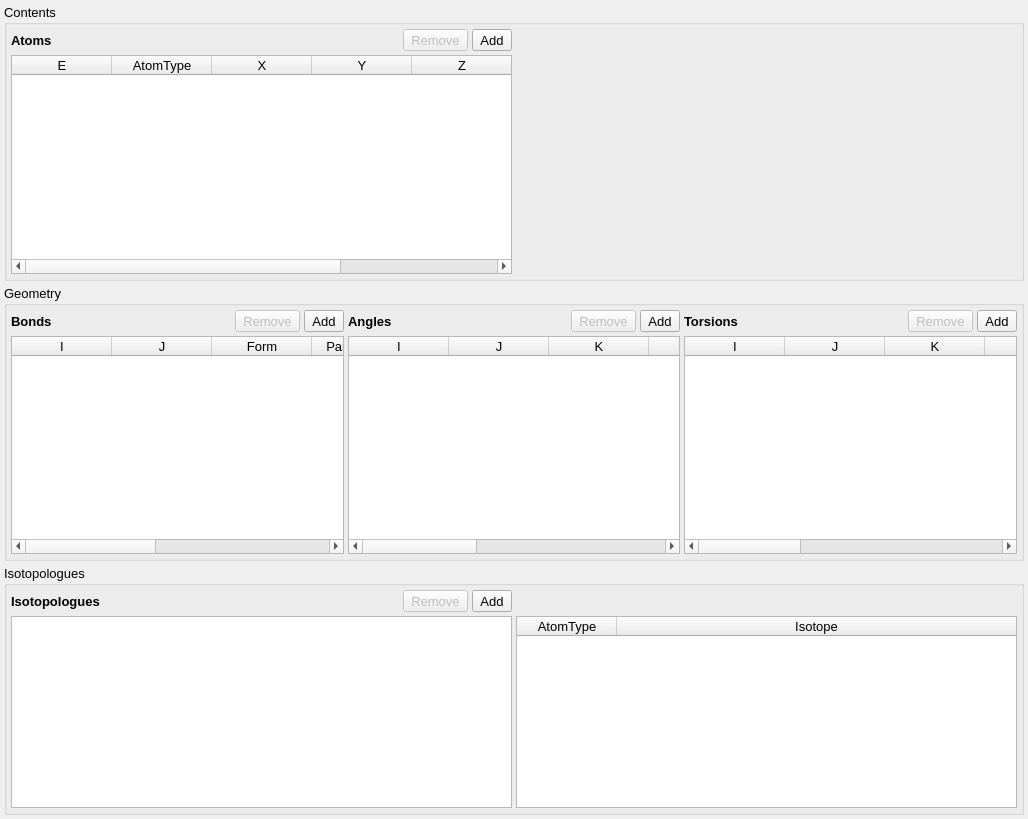
First picture: the form in src/gui/speciestab.ui, repository disorderedmaterials/dissolve, before the edit.
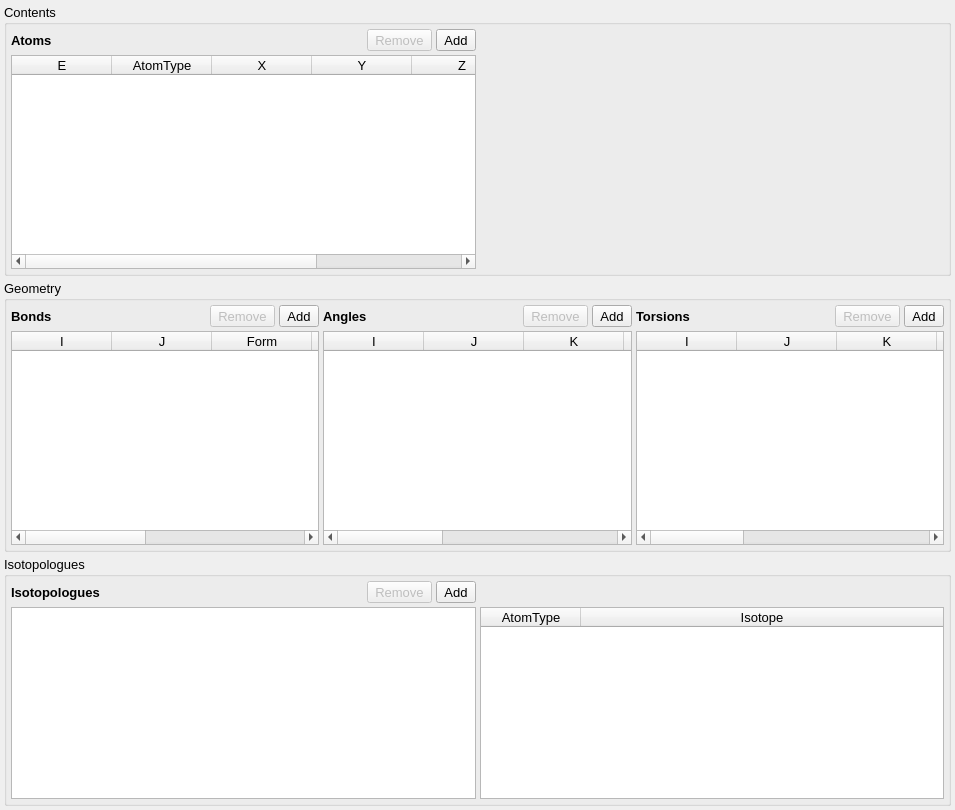
Second picture: the form after the edit. Icons and pictures are not drawn. Custom widgets are drawn as their Qt base class.

Patch:
```diff
--- a/src/gui/speciestab.ui
+++ b/src/gui/speciestab.ui
@@ -6,8 +6,8 @@
    <rect>
     <x>0</x>
     <y>0</y>
-    <width>1028</width>
-    <height>819</height>
+    <width>955</width>
+    <height>810</height>
    </rect>
   </property>
   <property name="font">
@@ -231,7 +231,7 @@
         <item>
          <widget class="SpeciesViewer" name="ViewerWidget" native="true">
           <property name="sizePolicy">
-           <sizepolicy hsizetype="Expanding" vsizetype="Preferred">
+           <sizepolicy hsizetype="Expanding" vsizetype="Expanding">
             <horstretch>0</horstretch>
             <verstretch>2</verstretch>
            </sizepolicy>
```
Left out of the diff: 6 changed lines with no effect on the pictures.
